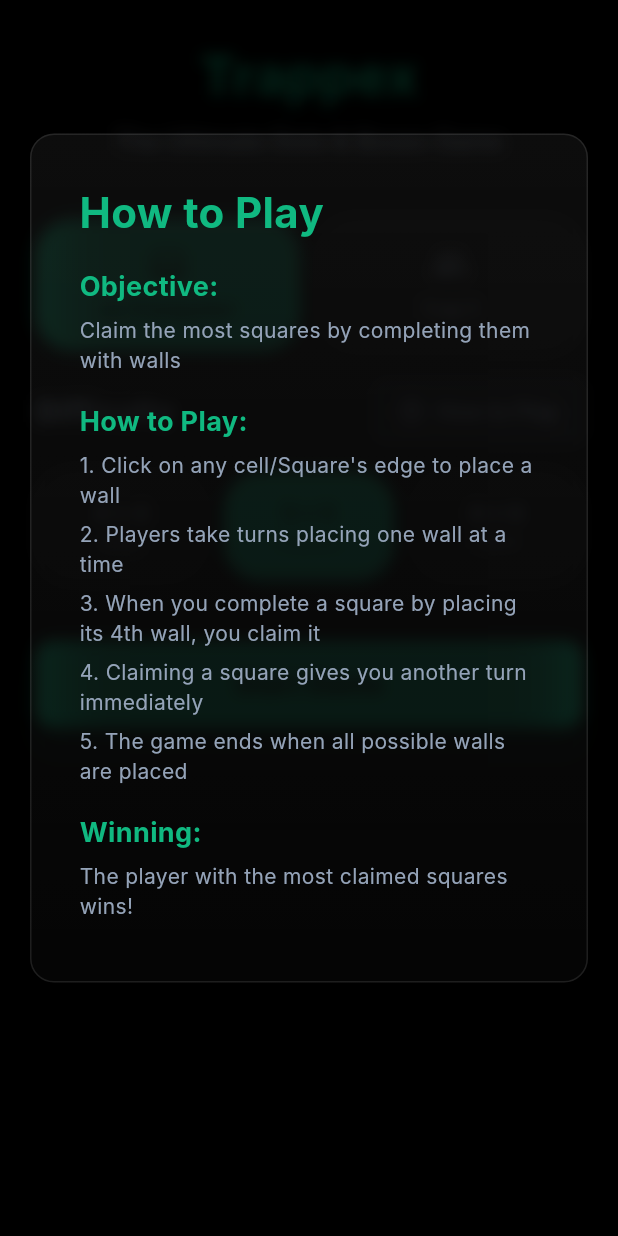
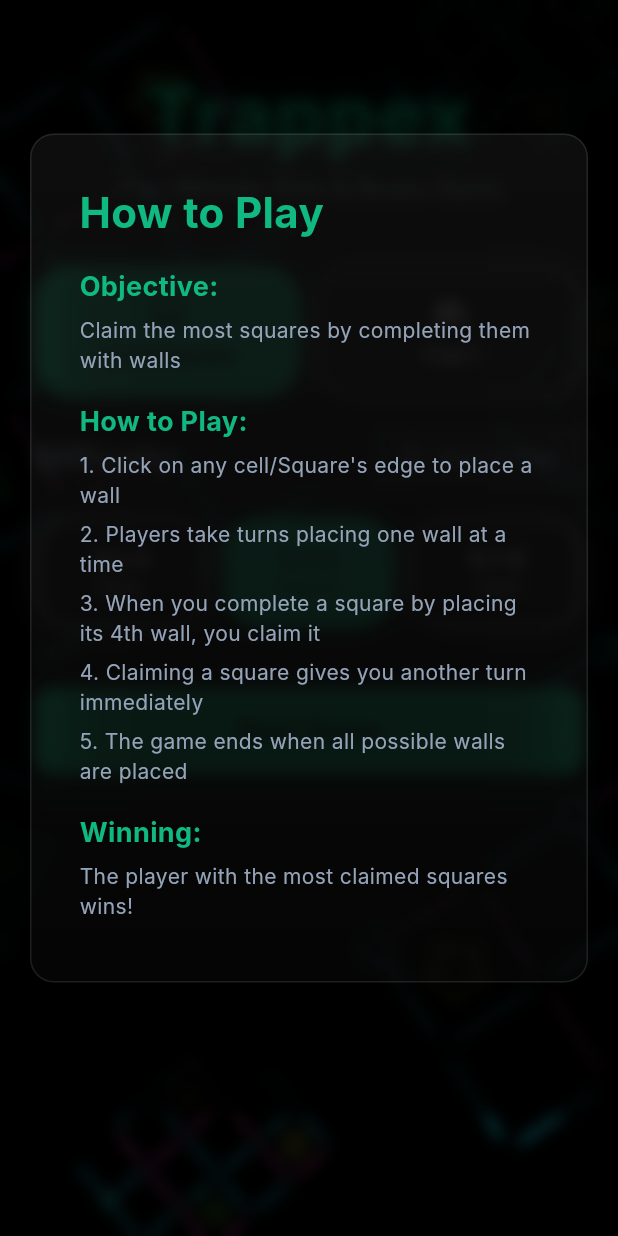
Before and after one commit to AgendeasSolution/trappex, a Flutter app: the screen it shows after launch, after a tap on "How to Play", on a phone screen of 412 x 824 dp. Run offline on Flutter 3.47's test engine with Material 3 defaults, Android fonts, the light colour scheme and no system bars; our stand-ins replace audioplayers, google_mobile_ads, shared_preferences; network calls fail; Roboto replaces fonts that are missing (Inter).

Commit message:
Integrate audioplayers package and enhance audio functionality
Added audioplayers package for audio playback capabilities, including initialization in the main app entry point. Updated game screen to play sound effects for player moves, game results, and button interactions. Enhanced UI with background images and improved button styles. Updated pubspec.yaml and pubspec.lock to include new dependencies.

```diff
--- a/lib/main.dart
+++ b/lib/main.dart
@@ -3,12 +3,16 @@ import 'package:flutter/services.dart';
 import 'package:google_mobile_ads/google_mobile_ads.dart';
 import 'screens/splash_screen.dart';
 import 'constants/app_constants.dart';
+import 'services/audio_service.dart';
 
 void main() async {
   WidgetsFlutterBinding.ensureInitialized();
 
   // Initialize Google Mobile Ads SDK
   await MobileAds.instance.initialize();
+
+  // Initialize Audio Service
+  await AudioService.instance.initialize();
 
   // Set preferred orientations to portrait only
   SystemChrome.setPreferredOrientations([
--- a/lib/screens/home_screen.dart
+++ b/lib/screens/home_screen.dart
@@ -1,6 +1,7 @@
 import 'package:flutter/material.dart';
 import '../constants/app_colors.dart';
 import '../constants/app_constants.dart';
+import '../services/audio_service.dart';
 import '../widgets/home/game_mode_chip.dart';
 import '../widgets/home/grid_chip.dart';
 import '../widgets/common/popup_overlay.dart';
@@ -57,8 +58,14 @@ class _HomeScreenState extends State<HomeScreen> {
   @override
   Widget build(BuildContext context) {
     return Scaffold(
-      backgroundColor: AppColors.bgColor,
-      body: Column(
+      body: Container(
+        decoration: const BoxDecoration(
+          image: DecorationImage(
+            image: AssetImage('assets/img/page_bg.png'),
+            fit: BoxFit.cover,
+          ),
+        ),
+        child: Column(
           children: [
             // Main content area
             Expanded(
@@ -72,23 +79,37 @@ class _HomeScreenState extends State<HomeScreen> {
                         mainAxisAlignment: MainAxisAlignment.center,
                         children: [
                           // Title
-                          const Text(
+                          Container(
+                            margin: const EdgeInsets.only(top: 16),
+                            child: Text(
                               AppConstants.appName,
                               style: TextStyle(
-                              fontSize: 36,
+                                fontSize: 52,
                                 color: AppColors.p1Color,
                                 fontWeight: FontWeight.bold,
+                                letterSpacing: 1.5,
                                 shadows: [
                                   Shadow(
                                     color: Colors.black38,
                                     blurRadius: 8,
-                                  offset: Offset(0, 4),
+                                    offset: const Offset(0, 4),
+                                  ),
+                                  Shadow(
+                                    color: AppColors.p1Color.withOpacity(0.3),
+                                    blurRadius: 18,
+                                    offset: const Offset(0, 0),
+                                  ),
+                                  Shadow(
+                                    color: AppColors.p1Color.withOpacity(0.2),
+                                    blurRadius: 28,
+                                    offset: const Offset(0, 0),
                                   ),
                                 ],
                               ),
                               textAlign: TextAlign.center,
                             ),
-                          const SizedBox(height: 8),
+                          ),
+
                           Text(
                             AppConstants.appDescription,
                             style: TextStyle(
@@ -112,7 +133,10 @@ class _HomeScreenState extends State<HomeScreen> {
                           SizedBox(
                             width: double.infinity,
                             child: ElevatedButton(
-                              onPressed: widget.onStartGame,
+                              onPressed: () async {
+                                await AudioService.instance.playClickSound();
+                                widget.onStartGame();
+                              },
                               style: ElevatedButton.styleFrom(
                                 backgroundColor: AppColors.p1Color,
                                 padding: const EdgeInsets.symmetric(vertical: 16),
@@ -146,12 +170,16 @@ class _HomeScreenState extends State<HomeScreen> {
           const AdBanner(),
         ],
         ),
+      ),
     );
   }
 
   Widget _buildCompactHowToPlayButton(BuildContext context) {
     return OutlinedButton.icon(
-      onPressed: () => setState(() => _isHowToPlayVisible = true),
+      onPressed: () async {
+        await AudioService.instance.playClickSound();
+        setState(() => _isHowToPlayVisible = true);
+      },
       icon: const Icon(Icons.help_outline, color: AppColors.mutedColor, size: 18),
       label: const Text(
         "How to Play",
@@ -230,7 +258,10 @@ class _HomeScreenState extends State<HomeScreen> {
               const SizedBox(height: 20),
               Center(
                 child: ElevatedButton(
-                  onPressed: () => setState(() => _isHowToPlayVisible = false),
+                  onPressed: () async {
+                    await AudioService.instance.playClickSound();
+                    setState(() => _isHowToPlayVisible = false);
+                  },
                   style: ElevatedButton.styleFrom(
                     backgroundColor: AppColors.p1Color,
                     padding: const EdgeInsets.symmetric(horizontal: 24, vertical: 12),
@@ -312,14 +343,19 @@ class _HomeScreenState extends State<HomeScreen> {
       width: double.infinity,
       padding: const EdgeInsets.all(20),
       decoration: BoxDecoration(
-        color: AppColors.mutedColor.withOpacity(0.1),
+        color: Colors.black.withOpacity(0.7),
         borderRadius: BorderRadius.circular(16),
-        border: Border.all(color: AppColors.mutedColor.withOpacity(0.3)),
+        border: Border.all(color: Colors.white.withOpacity(0.5), width: 2),
         boxShadow: [
           BoxShadow(
-            color: Colors.black.withOpacity(0.3),
-            blurRadius: 20,
-            offset: const Offset(0, 10),
+            color: Colors.black.withOpacity(0.4),
+            blurRadius: 10,
+            spreadRadius: 0,
+          ),
+          BoxShadow(
+            color: Colors.white.withOpacity(0.15),
+            blurRadius: 18,
+            spreadRadius: 1,
           ),
         ],
       ),
@@ -328,7 +364,7 @@ class _HomeScreenState extends State<HomeScreen> {
           Text(
             "Player Names",
             style: TextStyle(
-              color: AppColors.mutedColor,
+              color: Colors.white,
               fontSize: 16,
               fontWeight: FontWeight.bold,
             ),
--- /dev/null
+++ b/lib/services/audio_service.dart
@@ -0,0 +1,79 @@
+import 'package:audioplayers/audioplayers.dart';
+import 'package:shared_preferences/shared_preferences.dart';
+
+/// Audio service to manage all sound effects in the game
+class AudioService {
+  static final AudioService _instance = AudioService._internal();
+  factory AudioService() => _instance;
+  AudioService._internal();
+
+  static AudioService get instance => _instance;
+
+  final AudioPlayer _audioPlayer = AudioPlayer();
+  bool _isSoundEnabled = true;
+
+  /// Initialize the audio service
+  Future<void> initialize() async {
+    try {
+      final prefs = await SharedPreferences.getInstance();
+      _isSoundEnabled = prefs.getBool('sound_enabled') ?? true;
+    } catch (e) {
+      _isSoundEnabled = true; // Default to enabled
+    }
+  }
+
+  /// Check if sound is enabled
+  bool get isSoundEnabled => _isSoundEnabled;
+
+  /// Toggle sound on/off
+  Future<void> toggleSound() async {
+    _isSoundEnabled = !_isSoundEnabled;
+    try {
+      final prefs = await SharedPreferences.getInstance();
+      await prefs.setBool('sound_enabled', _isSoundEnabled);
+    } catch (e) {
+      // Error saving sound preference - continue silently
+    }
+  }
+
+  /// Play a sound effect
+  Future<void> _playSound(String assetPath) async {
+    if (!_isSoundEnabled) return;
+
+    try {
+      await _audioPlayer.play(AssetSource(assetPath));
+    } catch (e) {
+      // Error playing sound - continue silently
+    }
+  }
+
+  /// Play move sound for player 1
+  Future<void> playPlayer1Move() async {
+    await _playSound('audio/move_1.mp3');
+  }
+
+  /// Play move sound for player 2/computer
+  Future<void> playPlayer2Move() async {
+    await _playSound('audio/move_2.mp3');
+  }
+
+  /// Play win sound (for 1vs1 or player win vs computer)
+  Future<void> playWinSound() async {
+    await _playSound('audio/win_1.mp3');
+  }
+
+  /// Play lose sound (for player lose vs computer)
+  Future<void> playLoseSound() async {
+    await _playSound('audio/fail_3.mp3');
+  }
+
+  /// Play button click sound
+  Future<void> playClickSound() async {
+    await _playSound('audio/mouse_click_5.mp3');
+  }
+
+  /// Dispose the audio player
+  void dispose() {
+    _audioPlayer.dispose();
+  }
+}
--- a/lib/widgets/home/game_mode_chip.dart
+++ b/lib/widgets/home/game_mode_chip.dart
@@ -1,5 +1,6 @@
 import 'package:flutter/material.dart';
 import '../../constants/app_colors.dart';
+import '../../services/audio_service.dart';
 
 /// Game mode selection chip widget
 class GameModeChip extends StatelessWidget {
@@ -21,7 +22,10 @@ class GameModeChip extends StatelessWidget {
   @override
   Widget build(BuildContext context) {
     return GestureDetector(
-      onTap: onTap,
+      onTap: () async {
+        await AudioService.instance.playClickSound();
+        onTap();
+      },
       child: AnimatedContainer(
         duration: const Duration(milliseconds: 300),
         padding: const EdgeInsets.symmetric(horizontal: 20, vertical: 16),
@@ -30,31 +34,40 @@ class GameModeChip extends StatelessWidget {
           border: Border.all(
               color: isSelected
                   ? AppColors.p1Color
-                  : Colors.white.withOpacity(0.1),
+                  : Colors.white.withOpacity(0.4),
               width: 2),
           color: isSelected
               ? AppColors.p1Color
-              : Colors.white.withOpacity(0.05),
+              : Colors.black.withOpacity(0.6),
           boxShadow: isSelected
               ? [
                   BoxShadow(
-                      color: AppColors.p1Color.withOpacity(0.3),
+                      color: AppColors.p1Color.withOpacity(0.4),
                       blurRadius: 12,
-                      spreadRadius: -4)
+                      spreadRadius: 0)
                 ]
-              : [],
+              : [
+                  BoxShadow(
+                      color: Colors.black.withOpacity(0.3),
+                      blurRadius: 8,
+                      spreadRadius: 0),
+                  BoxShadow(
+                      color: Colors.white.withOpacity(0.1),
+                      blurRadius: 15,
+                      spreadRadius: 1)
+                ],
         ),
         child: Column(
           mainAxisSize: MainAxisSize.min,
           children: [
             Icon(icon,
-                color: isSelected ? Colors.black : AppColors.mutedColor,
+                color: isSelected ? Colors.black : Colors.white,
                 size: 24),
             const SizedBox(height: 8),
             Flexible(
               child: Text(label,
                   style: TextStyle(
-                      color: isSelected ? Colors.black : AppColors.mutedColor,
+                      color: isSelected ? Colors.black : Colors.white,
                       fontWeight: FontWeight.bold,
                       fontSize: 14),
                   overflow: TextOverflow.ellipsis,
--- a/lib/widgets/home/grid_chip.dart
+++ b/lib/widgets/home/grid_chip.dart
@@ -1,5 +1,6 @@
 import 'package:flutter/material.dart';
 import '../../constants/app_colors.dart';
+import '../../services/audio_service.dart';
 
 /// Grid size selection chip widget
 class GridChip extends StatelessWidget {
@@ -19,7 +20,10 @@ class GridChip extends StatelessWidget {
   @override
   Widget build(BuildContext context) {
     return GestureDetector(
-      onTap: onTap,
+      onTap: () async {
+        await AudioService.instance.playClickSound();
+        onTap();
+      },
       child: AnimatedContainer(
         duration: const Duration(milliseconds: 300),
         padding: const EdgeInsets.symmetric(horizontal: 24, vertical: 16),
@@ -28,32 +32,41 @@ class GridChip extends StatelessWidget {
           border: Border.all(
               color: isSelected
                   ? AppColors.p1Color
-                  : Colors.white.withOpacity(0.1),
+                  : Colors.white.withOpacity(0.5),
               width: 2),
           color: isSelected
               ? AppColors.p1Color
-              : Colors.white.withOpacity(0.05),
+              : Colors.black.withOpacity(0.7),
           boxShadow: isSelected
               ? [
                   BoxShadow(
-                      color: AppColors.p1Color.withOpacity(0.3),
-                      blurRadius: 12,
-                      spreadRadius: -4)
+                      color: AppColors.p1Color.withOpacity(0.5),
+                      blurRadius: 15,
+                      spreadRadius: 0)
                 ]
-              : [],
+              : [
+                  BoxShadow(
+                      color: Colors.black.withOpacity(0.4),
+                      blurRadius: 10,
+                      spreadRadius: 0),
+                  BoxShadow(
+                      color: Colors.white.withOpacity(0.15),
+                      blurRadius: 18,
+                      spreadRadius: 1)
+                ],
         ),
         child: Column(
           children: [
             Text("$size × $size",
                 style: TextStyle(
                     color:
-                        isSelected ? Colors.black : AppColors.mutedColor,
+                        isSelected ? Colors.black : Colors.white,
                     fontWeight: FontWeight.bold)),
             Text(label,
                 style: TextStyle(
                     color: isSelected
                         ? Colors.black.withOpacity(0.8)
-                        : AppColors.mutedColor.withOpacity(0.8),
+                        : Colors.white.withOpacity(0.9),
                     fontSize: 12)),
           ],
         ),
```
Also changed, not shown: lib/screens/game_screen.dart (+57 -13 lines), lib/services/interstitial_ad_service.dart (+2 -12 lines), lib/widgets/common/ad_banner.dart (+2 -15 lines), lib/widgets/game/exit_button.dart (+7 -3 lines), pubspec.yaml (+5 -4 lines), assets/img/page_bg.png (added), pubspec.lock, 10 other files. Lines whose indentation alone changed are shown as unchanged.
